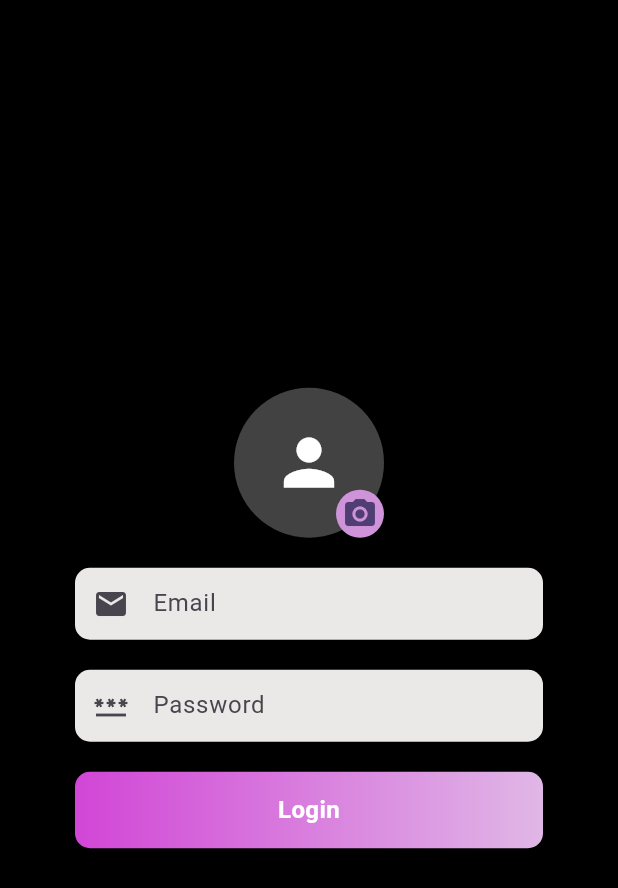
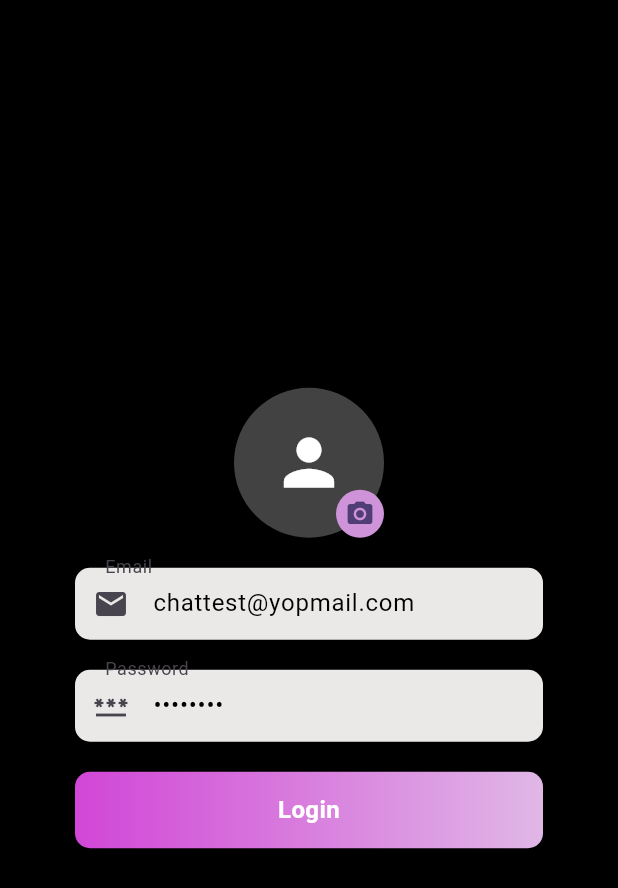
Before and after one commit to harshita23karlkar/chat_app, a Flutter app: the screen it shows after launch, on a phone screen of 412 x 824 dp. Shown: the top 888 px of the screen. Run offline on Flutter 3.47's test engine with Material 3 defaults, Android fonts, the phone set to English and light mode, and no system bars; our stand-ins replace shared_preferences.

```diff
--- a/lib/auth/Login.dart
+++ b/lib/auth/Login.dart
@@ -13,8 +13,8 @@ class LoginPage extends StatefulWidget {
 }
 
 class _LoginPageState extends State<LoginPage> {
-  final emailController = TextEditingController();
-  final passwordController = TextEditingController();
+  final emailController = TextEditingController(text: "chattest@yopmail.com");
+  final passwordController = TextEditingController(text: "chattest");
   @override
   Widget build(BuildContext context) {
     return Scaffold(
@@ -25,6 +25,7 @@ class _LoginPageState extends State<LoginPage> {
           mainAxisAlignment: MainAxisAlignment.center,
           children: [
             ProfileCircle(
+                camSize: 20,
                 size: 50,
                 onTapAction: () {
                   print("logged in");
--- a/lib/auth/signup.dart
+++ b/lib/auth/signup.dart
@@ -29,6 +29,7 @@ class _SignupState extends State<Signup> {
           children: [
             // profile ke liye
             ProfileCircle(
+                camSize: 20,
                 size: 50,
                 onTapAction: () {
                   print("profile pic");
--- a/lib/helper/appconfig.dart
+++ b/lib/helper/appconfig.dart
@@ -1,3 +1,3 @@
 class AppConfig {
-  static final String baseUrl = "http://localhost:5000";
+  static final String baseUrl = "http://192.168.100.181:3000";
 }
--- a/lib/helper/end_points.dart
+++ b/lib/helper/end_points.dart
@@ -2,4 +2,5 @@ class ApiEndPoints {
   static String signin = "/login";
   static String signup = "/users";
   static String messages = "/messages";
+  static String usersList = "/users";
 }
--- /dev/null
+++ b/lib/models/usersList_model.dart
@@ -0,0 +1,44 @@
+// To parse this JSON data, do
+//
+//     final usersListModel = usersListModelFromJson(jsonString);
+
+import 'dart:convert';
+
+List<UsersListModel> usersListModelFromJson(String str) =>
+    List<UsersListModel>.from(
+        json.decode(str).map((x) => UsersListModel.fromJson(x)));
+
+String usersListModelToJson(List<UsersListModel> data) =>
+    json.encode(List<dynamic>.from(data.map((x) => x.toJson())));
+
+class UsersListModel {
+  int id;
+  String name;
+  String? socketId;
+  String email;
+  String password;
+
+  UsersListModel({
+    required this.id,
+    required this.name,
+    required this.socketId,
+    required this.email,
+    required this.password,
+  });
+
+  factory UsersListModel.fromJson(Map<String, dynamic> json) => UsersListModel(
+        id: json["id"],
+        name: json["name"],
+        socketId: json["socket_id"],
+        email: json["email"],
+        password: json["password"],
+      );
+
+  Map<String, dynamic> toJson() => {
+        "id": id,
+        "name": name,
+        "socket_id": socketId,
+        "email": email,
+        "password": password,
+      };
+}
--- a/lib/widgets/profilecircle.dart
+++ b/lib/widgets/profilecircle.dart
@@ -2,9 +2,13 @@ import 'package:flutter/material.dart';
 
 class ProfileCircle extends StatelessWidget {
   final double size;
+  final double camSize;
   final VoidCallback onTapAction;
   const ProfileCircle(
-      {super.key, required this.size, required this.onTapAction});
+      {super.key,
+      required this.size,
+      required this.onTapAction,
+      required this.camSize});
 
   @override
   Widget build(BuildContext context) {
@@ -30,7 +34,10 @@ class ProfileCircle extends StatelessWidget {
             child: CircleAvatar(
               radius: 16,
               backgroundColor: Colors.purple[200],
-              child: Icon(Icons.camera_alt),
+              child: Icon(
+                Icons.camera_alt,
+                size: camSize,
+              ),
             ),
           ),
         ),
```
Also changed, not shown: lib/api_services/user_api_services.dart (+21 -1 lines), lib/pages/HomePage.dart (+28 -0 lines), lib/widgets/bottom_navbar.dart (+14 -1 lines), lib/widgets/userProfileBar.dart (added, +21 -0 lines), lib/widgets/usersList.dart (added, +84 -0 lines).
